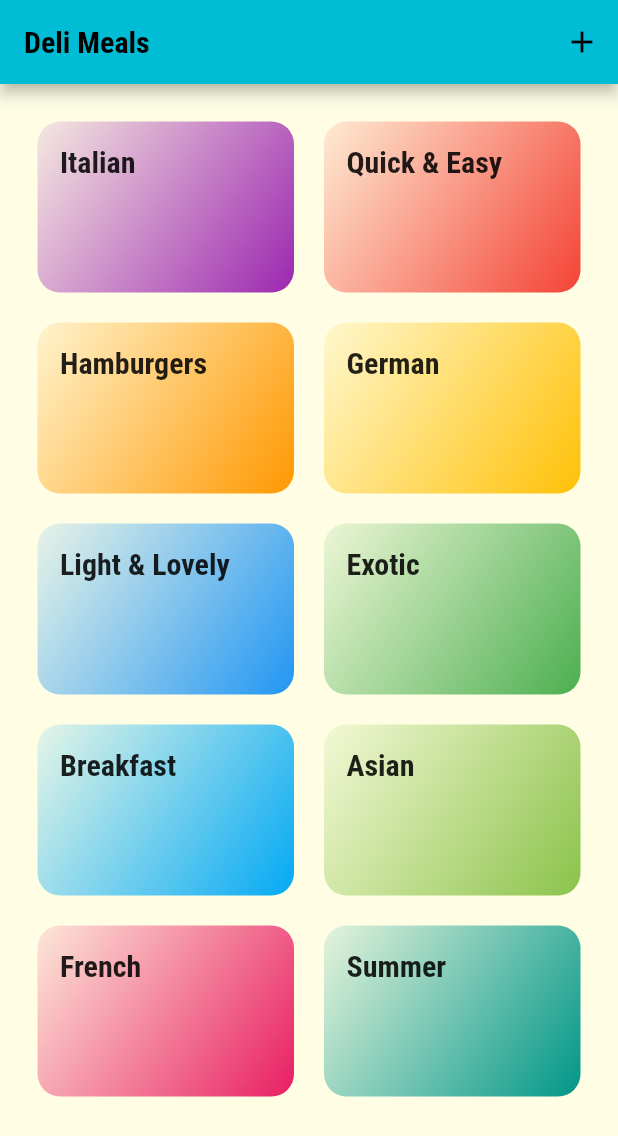
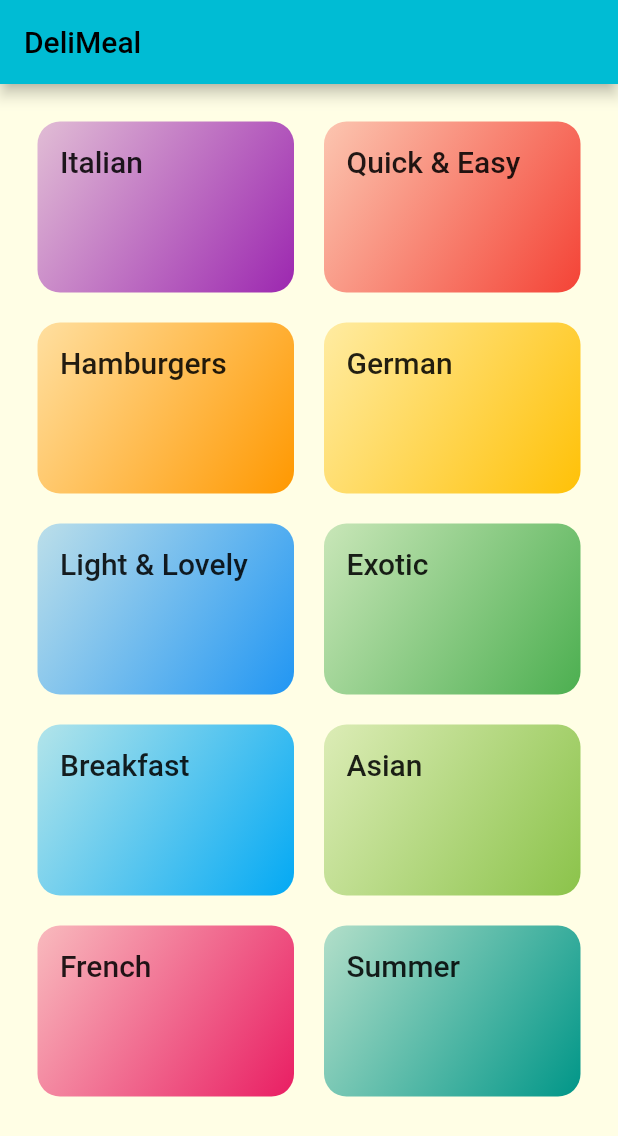
Before and after one commit to abhijit-bora/meals_app, a Flutter app: the screen it shows after launch, on a phone screen of 412 x 824 dp. Shown: the top 1136 px of the screen. Run offline on Flutter 3.47's test engine with Material 2 defaults, Android fonts, the phone set to English and light mode, and no system bars.

Commit message:
updated meals

```diff
--- a/lib/dummy_data.dart
+++ b/lib/dummy_data.dart
@@ -1,4 +1,5 @@
 import 'package:flutter/material.dart';
+
 import './models/category.dart';
 import './models/meal.dart';
 
--- a/lib/main.dart
+++ b/lib/main.dart
@@ -1,6 +1,8 @@
 import 'package:flutter/material.dart';
-import 'package:meal_app/screens/category_meals_screen.dart';
-import 'screens/categories_screen.dart';
+import 'package:meal_app/screens/meal_detail_screen.dart';
+
+import './screens/category_meals_screen.dart';
+import './screens/categories_screen.dart';
 
 void main() => runApp(MyApp());
 
@@ -11,7 +13,7 @@ class MyApp extends StatelessWidget {
       title: 'DeliMeals',
       theme: ThemeData(
         primarySwatch: Colors.cyan,
-        accentColor: Colors.cyanAccent,
+        accentColor: Colors.amberAccent,
         canvasColor: Color.fromRGBO(255, 254, 229, 1),
         fontFamily: 'Raleway',
         textTheme: ThemeData.light().textTheme.copyWith(
@@ -21,28 +23,18 @@ class MyApp extends StatelessWidget {
             bodyText2: TextStyle(
               color: Color.fromRGBO(20, 51, 51, 1),
             ),
-              headline6: TextStyle(
+            subtitle1: TextStyle(
               fontSize: 20,
               fontFamily: 'RobotoCondensed',
               fontWeight: FontWeight.bold,
+            )),
       ),
-            ),
-      ),
-      home: Scaffold(
-        appBar: AppBar(
-          title: Text('Deli Meals'),
-          actions: <Widget>[
-            IconButton(
-              onPressed: () {},
-              icon: Icon(Icons.add),
-            ),
-          ],
-        ),
-        body: CategoriesScreen(),
-      ),
+      // home: CategoriesScreen(),
+      initialRoute: '/', // default is '/'
       routes: {
+        '/': (ctx) => CategoriesScreen(),
         CategoryMealsScreen.routeName: (ctx) => CategoryMealsScreen(),
-        //'/categories': (ctx) => CategoryMealsScreen(),
+        MealDetailScreen.routeName: (ctx) => MealDetailScreen(),
       },
     );
   }
--- a/lib/models/category.dart
+++ b/lib/models/category.dart
@@ -1,4 +1,3 @@
-import 'package:flutter/cupertino.dart';
 import 'package:flutter/material.dart';
 
 class Category {
--- a/lib/screens/categories_screen.dart
+++ b/lib/screens/categories_screen.dart
@@ -1,20 +1,24 @@
 import 'package:flutter/material.dart';
+
+import '../dummy_data.dart';
 import '../widgets/category_item.dart';
-import '../dummy_data.dart';
 
 class CategoriesScreen extends StatelessWidget {
   @override
   Widget build(BuildContext context) {
     return Scaffold(
+      appBar: AppBar(
+        title: const Text('DeliMeal'),
+      ),
       body: GridView(
         padding: const EdgeInsets.all(25),
         children: DUMMY_CATEGORIES
             .map(
               (catData) => CategoryItem(
-                catData.id,
-                catData.title,
-                catData.color,
-              ),
+                    catData.id,
+                    catData.title,
+                    catData.color,
+                  ),
             )
             .toList(),
         gridDelegate: SliverGridDelegateWithMaxCrossAxisExtent(
--- a/lib/widgets/category_item.dart
+++ b/lib/widgets/category_item.dart
@@ -1,17 +1,22 @@
 import 'package:flutter/material.dart';
-import 'package:meal_app/screens/category_meals_screen.dart';
+
+import '../screens/category_meals_screen.dart';
 
 class CategoryItem extends StatelessWidget {
   final String id;
   final String title;
   final Color color;
+
   CategoryItem(this.id, this.title, this.color);
 
   void selectCategory(BuildContext ctx) {
-    Navigator.of(ctx).pushNamed(CategoryMealsScreen.routeName, arguments: {
-      'id': id,
-      'title': title,
-    });
+    Navigator.of(ctx).pushNamed(
+      CategoryMealsScreen.routeName,
+      arguments: {
+        'id': id,
+        'title': title,
+      },
+    );
   }
 
   @override
@@ -29,7 +34,7 @@ class CategoryItem extends StatelessWidget {
         decoration: BoxDecoration(
           gradient: LinearGradient(
             colors: [
-              color.withOpacity(0.1),
+              color.withOpacity(0.3),
               color,
             ],
             begin: Alignment.topLeft,
```
Also changed, not shown: lib/models/meal.dart (+4 -6 lines), lib/screens/category_meals_screen.dart (+6 -5 lines), lib/screens/meal_detail_screen.dart (added, +19 -0 lines), lib/widgets/meal_item.dart (+46 -22 lines). Lines whose indentation alone changed are shown as unchanged.
